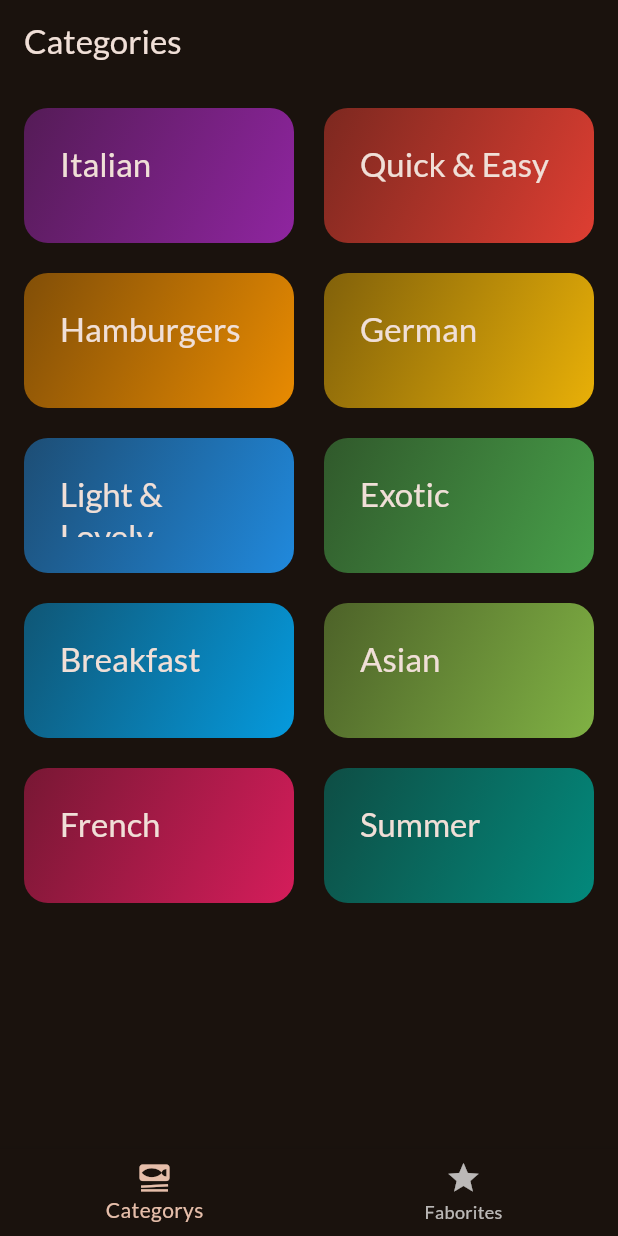
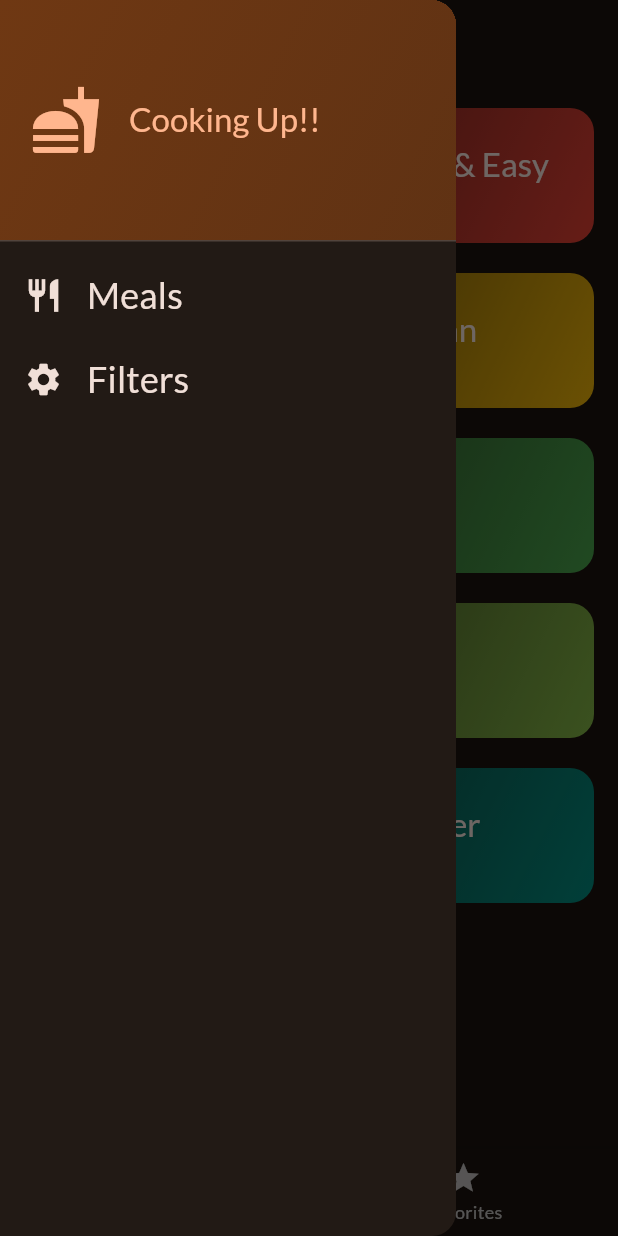
Before and after one commit to Junichi-Machii/flutter_meals_app01, a Flutter app: the screen it shows after launch, with the side drawer open (before the commit the screen has no drawer), on a phone screen of 412 x 824 dp. Run offline on Flutter 3.47's test engine with Material 2 defaults, Android fonts, the light colour scheme and no system bars; our stand-ins replace google_fonts, transparent_image.

Commit message:
ドロワーメニュー作成

```diff
--- a/lib/screens/tab.dart
+++ b/lib/screens/tab.dart
@@ -1,7 +1,9 @@
 import 'package:flutter/material.dart';
 import 'package:flutter_meals_app/models/meal.dart';
 import 'package:flutter_meals_app/screens/categories.dart';
+import 'package:flutter_meals_app/screens/filters.dart';
 import 'package:flutter_meals_app/screens/meals.dart';
+import 'package:flutter_meals_app/widgets/main_drawer.dart';
 
 class TabScreen extends StatefulWidget {
   const TabScreen({super.key});
@@ -20,23 +22,26 @@
     ScaffoldMessenger.of(context).clearSnackBars();
     ScaffoldMessenger.of(context).showSnackBar(
       SnackBar(
-        duration:const Duration(seconds: 4),
+        duration: const Duration(seconds: 4),
         content: Text(message),
       ),
     );
   }
 
+//お気に入りのonoff
   void _toggleMealFavoriteState(Meal meal) {
     final isExisting = _favoriteMeals.contains(meal);
 
     if (isExisting) {
       setState(() {
         _favoriteMeals.remove(meal);
+        //infoメッセージ
         _showInfoMessage("Meal is no longer a favorite.");
       });
     } else {
       setState(() {
         _favoriteMeals.add(meal);
+        //infoメッセージ
         _showInfoMessage("Meal as a favorite!");
       });
     }
@@ -46,6 +51,17 @@
     setState(() {
       _selectedPageIndex = index;
     });
+  }
+
+  void _setScreen(String identifier) {
+      Navigator.of(context).pop();
+    if (identifier == "filters") {
+      Navigator.of(context).push(
+        MaterialPageRoute(
+          builder: (ctx) => const FiltersScreen(),
+        ),
+      );
+    }
   }
 
   @override
@@ -66,6 +82,9 @@
       appBar: AppBar(
         title: Text(activePageTitle),
       ),
+      drawer: MainDrawer(
+        onSelectScreen: _setScreen,
+      ),
       body: activePage,
       bottomNavigationBar: BottomNavigationBar(
         onTap: _selectPage,
--- /dev/null
+++ b/lib/widgets/main_drawer.dart
@@ -0,0 +1,88 @@
+import 'package:flutter/material.dart';
+
+class MainDrawer extends StatelessWidget {
+  const MainDrawer({super.key, required this.onSelectScreen});
+
+final void Function(String identifier) onSelectScreen;
+
+
+  @override
+  Widget build(BuildContext context) {
+    return Drawer(
+      child: ListView(
+        padding: EdgeInsets.zero,
+        children: [
+          DrawerHeader(
+            padding: const EdgeInsets.all(20),
+            decoration: BoxDecoration(
+              gradient: LinearGradient(
+                colors: [
+                  Theme.of(context).colorScheme.primaryContainer,
+                  Theme.of(context)
+                      .colorScheme
+                      .primaryContainer
+                      .withOpacity(0.8)
+                ],
+                begin: Alignment.topLeft,
+                end: Alignment.bottomRight,
+              ),
+            ),
+            child: Row(
+              children: [
+                Icon(
+                  Icons.fastfood,
+                  size: 48,
+                  color: Theme.of(context).colorScheme.primary,
+                ),
+                const SizedBox(
+                  width: 18,
+                ),
+                Text(
+                  "Cooking Up!!",
+                  style: Theme.of(context).textTheme.titleLarge!.copyWith(
+                        color: Theme.of(context).colorScheme.primary,
+                      ),
+                ),
+              ],
+            ),
+          ),
+          ListTile(
+            leading: Icon(
+              Icons.restaurant,
+              size: 26,
+              color: Theme.of(context).colorScheme.onBackground,
+            ),
+            title: Text(
+              'Meals',
+              style: Theme.of(context).textTheme.titleSmall!.copyWith(
+                    color: Theme.of(context).colorScheme.onBackground,
+                    fontSize: 24,
+                  ),
+            ),
+            onTap: () {
+              onSelectScreen("meals");
+            },
+          ),
+          ListTile(
+            leading: Icon(
+              Icons.settings,
+              size: 26,
+              color: Theme.of(context).colorScheme.onBackground,
+            ),
+            title: Text(
+              'Filters',
+              style: Theme.of(context).textTheme.titleSmall!.copyWith(
+                    color: Theme.of(context).colorScheme.onBackground,
+                    fontSize: 24,
+                  ),
+            ),
+            onTap: () {
+                            onSelectScreen("filters");
+
+            },
+          ),
+        ],
+      ),
+    );
+  }
+}
```
Also changed, not shown: lib/screens/filters.dart (added, +141 -0 lines).
